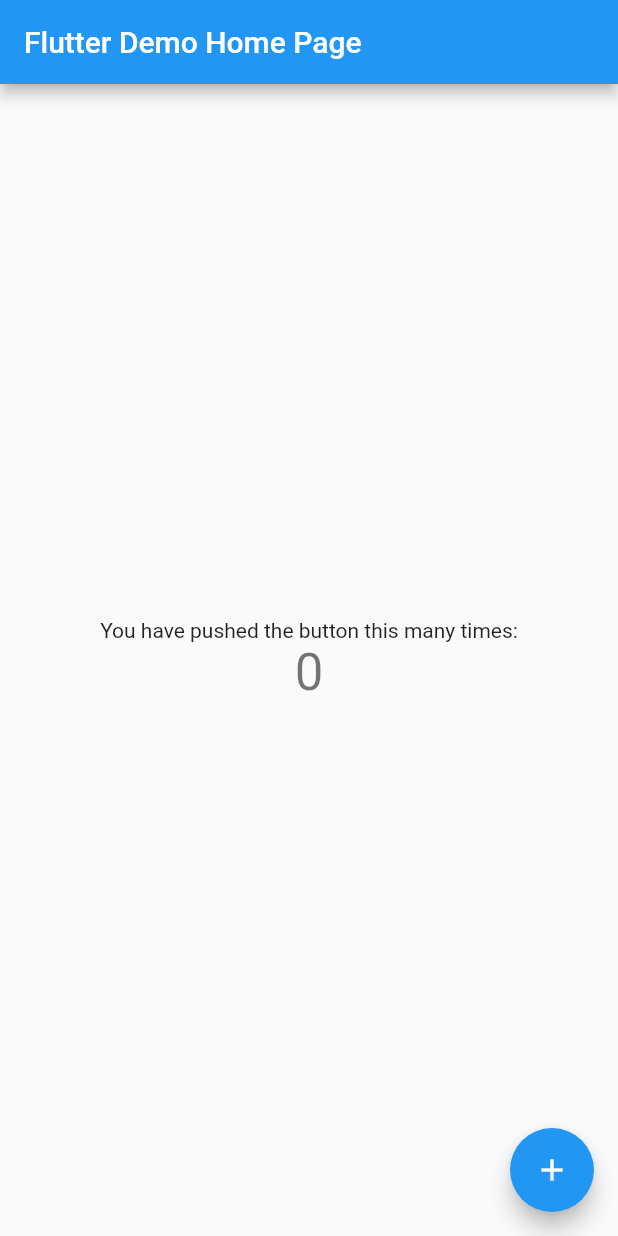
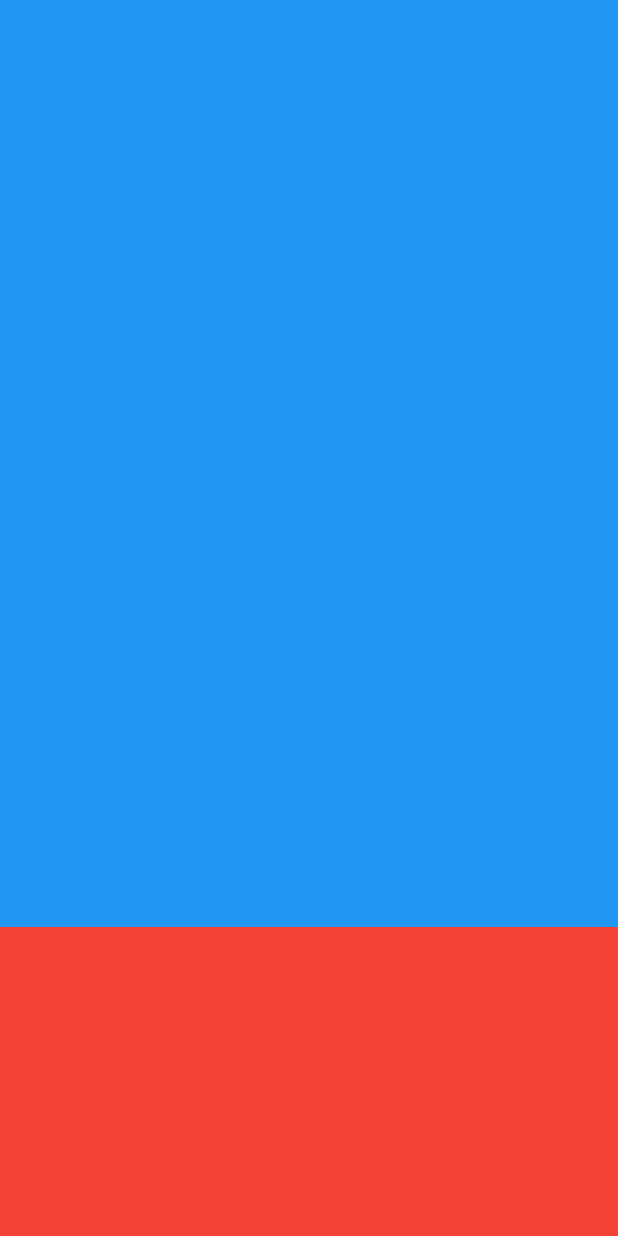
Before and after one commit to WalterYeYint/Khet_Laser_Game, a Flutter app: the screen it shows after launch, on a phone screen of 412 x 824 dp. Run offline on Flutter 3.47's test engine with Material 2 defaults, Android fonts, the phone set to English and light mode, and no system bars.

Commit message:
Created a homepage.dart and modified main.dart.

```diff
--- /dev/null
+++ b/Khet_Laser_Game/lib/homepage.dart
@@ -0,0 +1,30 @@
+import 'package:flutter/material.dart';
+
+class HomePage extends StatefulWidget {
+  @override
+  _HomePageState createState() => _HomePageState();
+}
+
+class _HomePageState extends State<HomePage> {
+  @override
+  Widget build(BuildContext context) {
+    return Scaffold(
+      backgroundColor: Colors.grey[800],
+      body: Column(
+        children: [
+          Expanded(
+            flex: 3,
+            child: Container(
+              color: Colors.blue,
+            ),
+          ),
+          Expanded(
+            child: Container(
+              color: Colors.red,
+            ),
+          ),
+        ]
+      ),
+    );
+  }
+}
--- a/Khet_Laser_Game/lib/main.dart
+++ b/Khet_Laser_Game/lib/main.dart
@@ -1,4 +1,5 @@
 import 'package:flutter/material.dart';
+import './homepage.dart';
 
 void main() {
   runApp(MyApp());
@@ -9,109 +10,8 @@ class MyApp extends StatelessWidget {
   @override
   Widget build(BuildContext context) {
     return MaterialApp(
-      title: 'Flutter Demo',
-      theme: ThemeData(
-        // This is the theme of your application.
-        //
-        // Try running your application with "flutter run". You'll see the
-        // application has a blue toolbar. Then, without quitting the app, try
-        // changing the primarySwatch below to Colors.green and then invoke
-        // "hot reload" (press "r" in the console where you ran "flutter run",
-        // or simply save your changes to "hot reload" in a Flutter IDE).
-        // Notice that the counter didn't reset back to zero; the application
-        // is not restarted.
-        primarySwatch: Colors.blue,
-        // This makes the visual density adapt to the platform that you run
-        // the app on. For desktop platforms, the controls will be smaller and
-        // closer together (more dense) than on mobile platforms.
-        visualDensity: VisualDensity.adaptivePlatformDensity,
-      ),
-      home: MyHomePage(title: 'Flutter Demo Home Page'),
+      debugShowCheckedModeBanner: false,
+      home: HomePage(),
     );
   }
 }
-
-class MyHomePage extends StatefulWidget {
-  MyHomePage({Key key, this.title}) : super(key: key);
-
-  // This widget is the home page of your application. It is stateful, meaning
-  // that it has a State object (defined below) that contains fields that affect
-  // how it looks.
-
-  // This class is the configuration for the state. It holds the values (in this
-  // case the title) provided by the parent (in this case the App widget) and
-  // used by the build method of the State. Fields in a Widget subclass are
-  // always marked "final".
-
-  final String title;
-
-  @override
-  _MyHomePageState createState() => _MyHomePageState();
-}
-
-class _MyHomePageState extends State<MyHomePage> {
-  int _counter = 0;
-
-  void _incrementCounter() {
-    setState(() {
-      // This call to setState tells the Flutter framework that something has
-      // changed in this State, which causes it to rerun the build method below
-      // so that the display can reflect the updated values. If we changed
-      // _counter without calling setState(), then the build method would not be
-      // called again, and so nothing would appear to happen.
-      _counter++;
-    });
-  }
-
-  @override
-  Widget build(BuildContext context) {
-    // This method is rerun every time setState is called, for instance as done
-    // by the _incrementCounter method above.
-    //
-    // The Flutter framework has been optimized to make rerunning build methods
-    // fast, so that you can just rebuild anything that needs updating rather
-    // than having to individually change instances of widgets.
-    return Scaffold(
-      appBar: AppBar(
-        // Here we take the value from the MyHomePage object that was created by
-        // the App.build method, and use it to set our appbar title.
-        title: Text(widget.title),
-      ),
-      body: Center(
-        // Center is a layout widget. It takes a single child and positions it
-        // in the middle of the parent.
-        child: Column(
-          // Column is also a layout widget. It takes a list of children and
-          // arranges them vertically. By default, it sizes itself to fit its
-          // children horizontally, and tries to be as tall as its parent.
-          //
-          // Invoke "debug painting" (press "p" in the console, choose the
-          // "Toggle Debug Paint" action from the Flutter Inspector in Android
-          // Studio, or the "Toggle Debug Paint" command in Visual Studio Code)
-          // to see the wireframe for each widget.
-          //
-          // Column has various properties to control how it sizes itself and
-          // how it positions its children. Here we use mainAxisAlignment to
-          // center the children vertically; the main axis here is the vertical
-          // axis because Columns are vertical (the cross axis would be
-          // horizontal).
-          mainAxisAlignment: MainAxisAlignment.center,
-          children: <Widget>[
-            Text(
-              'You have pushed the button this many times:',
-            ),
-            Text(
-              '$_counter',
-              style: Theme.of(context).textTheme.headline4,
-            ),
-          ],
-        ),
-      ),
-      floatingActionButton: FloatingActionButton(
-        onPressed: _incrementCounter,
-        tooltip: 'Increment',
-        child: Icon(Icons.add),
-      ), // This trailing comma makes auto-formatting nicer for build methods.
-    );
-  }
-}
```
